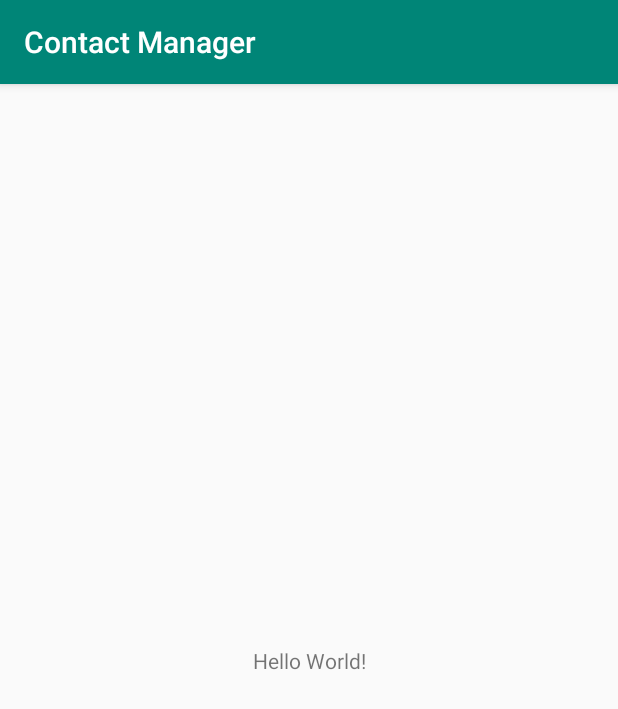
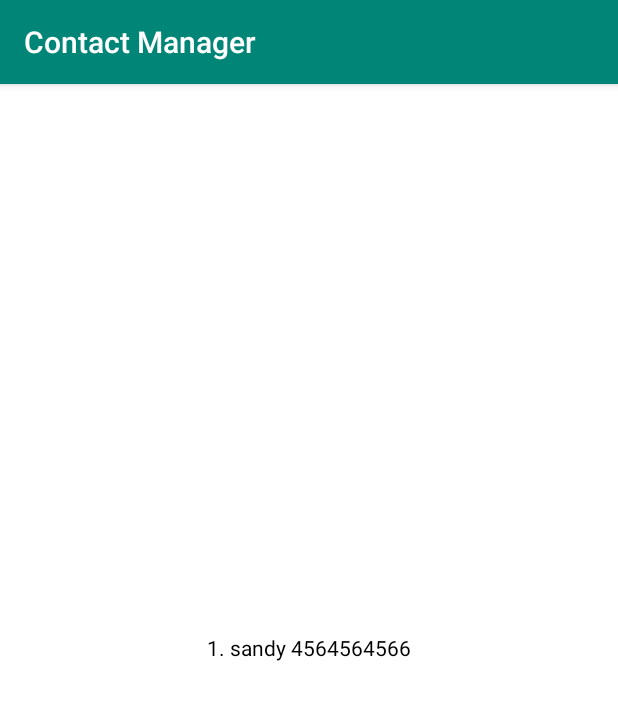
Before and after one commit to Santhosh-17/com.androidUnleashed, an Android app: the screen it shows after launch (MainActivity), on a phone screen of 412 x 824 dp. Shown: the top 709 px of the screen. Run offline under Robolectric (Android 15) with nearby library versions, the phone set to English and light mode, and no system bars.

Commit message:
Displays in textview

```diff
--- a/ContactManager/app/src/main/java/com/androidunleashed/contactmanager/MainActivity.java
+++ b/ContactManager/app/src/main/java/com/androidunleashed/contactmanager/MainActivity.java
@@ -4,6 +4,7 @@ import androidx.appcompat.app.AppCompatActivity;
 
 import android.os.Bundle;
 import android.util.Log;
+import android.widget.TextView;
 
 import com.androidunleashed.contactmanager.data.DatabaseHandler;
 import com.androidunleashed.contactmanager.model.Contacts;
@@ -12,25 +13,28 @@ import java.util.List;
 
 public class MainActivity extends AppCompatActivity {
 
+    public TextView t1;
     @Override
     protected void onCreate(Bundle savedInstanceState) {
         super.onCreate(savedInstanceState);
         setContentView(R.layout.activity_main);
 
+        t1 = findViewById(R.id.t1);
 
         DatabaseHandler db = new DatabaseHandler(MainActivity.this);
 
         //CREATE CONTACTS OBJECT
-        Contacts nivu = new Contacts();
-        nivu.setName("Nivas");
-        nivu.setPhoneNumber("9879879876");
+        Contacts sandy = new Contacts();
+        sandy.setName("sandy");
+        sandy.setPhoneNumber("4564564566");
 
-        db.addContact(nivu);
+        db.addContact(sandy);
 
         List<Contacts> contactsList = db.getAllContacta();
 
         for(Contacts c : contactsList){
-            Log.d("Main", "onCreate: "+c.getId()+" "+c.getName());
+           // Log.d("Main", "onCreate: "+c.getId()+" "+c.getName());
+            t1.append(c.getId()+". "+c.getName()+" "+c.getPhoneNumber()+"\n");
         }
 
     }
--- a/ContactManager/app/src/main/java/com/androidunleashed/contactmanager/data/DatabaseHandler.java
+++ b/ContactManager/app/src/main/java/com/androidunleashed/contactmanager/data/DatabaseHandler.java
@@ -6,9 +6,11 @@ import android.database.Cursor;
 import android.database.sqlite.SQLiteDatabase;
 import android.database.sqlite.SQLiteOpenHelper;
 import android.util.Log;
+import android.widget.TextView;
 
 import androidx.annotation.Nullable;
 
+import com.androidunleashed.contactmanager.MainActivity;
 import com.androidunleashed.contactmanager.R;
 import com.androidunleashed.contactmanager.model.Contacts;
 import com.androidunleashed.contactmanager.util.Util;
@@ -54,6 +56,7 @@ public class DatabaseHandler extends SQLiteOpenHelper {
     //ADD CONTACTS
     public void addContact(Contacts contacts){
 
+
         SQLiteDatabase db = this.getWritableDatabase();
 
         ContentValues contentValues = new ContentValues();
@@ -62,7 +65,8 @@ public class DatabaseHandler extends SQLiteOpenHelper {
 
         //INSERT A ROW
         db.insert(Util.TABLE_NAME,null,contentValues);
-        Log.d("dbHandler", "addContact: "+"itemAdded");
+        Log.d("db", "addContact: "+"itemAdded");
+
         db.close();
 
     }
--- a/ContactManager/app/src/main/res/layout/activity_main.xml
+++ b/ContactManager/app/src/main/res/layout/activity_main.xml
@@ -1,18 +1,21 @@
 <?xml version="1.0" encoding="utf-8"?>
-<androidx.constraintlayout.widget.ConstraintLayout xmlns:android="http://schemas.android.com/apk/res/android"
+<RelativeLayout xmlns:android="http://schemas.android.com/apk/res/android"
     xmlns:app="http://schemas.android.com/apk/res-auto"
     xmlns:tools="http://schemas.android.com/tools"
     android:layout_width="match_parent"
     android:layout_height="match_parent"
+    android:background="@android:color/white"
     tools:context=".MainActivity">
 
     <TextView
+        android:id="@+id/t1"
         android:layout_width="wrap_content"
         android:layout_height="wrap_content"
-        android:text="Hello World!"
-        app:layout_constraintBottom_toBottomOf="parent"
-        app:layout_constraintLeft_toLeftOf="parent"
-        app:layout_constraintRight_toRightOf="parent"
-        app:layout_constraintTop_toTopOf="parent" />
+        android:background="@android:color/white"
+        android:textColor="@android:color/black"
+        android:layout_centerHorizontal="true"
+        android:layout_centerVertical="true"
+        />
 
-</androidx.constraintlayout.widget.ConstraintLayout>
+
+</RelativeLayout>
```
